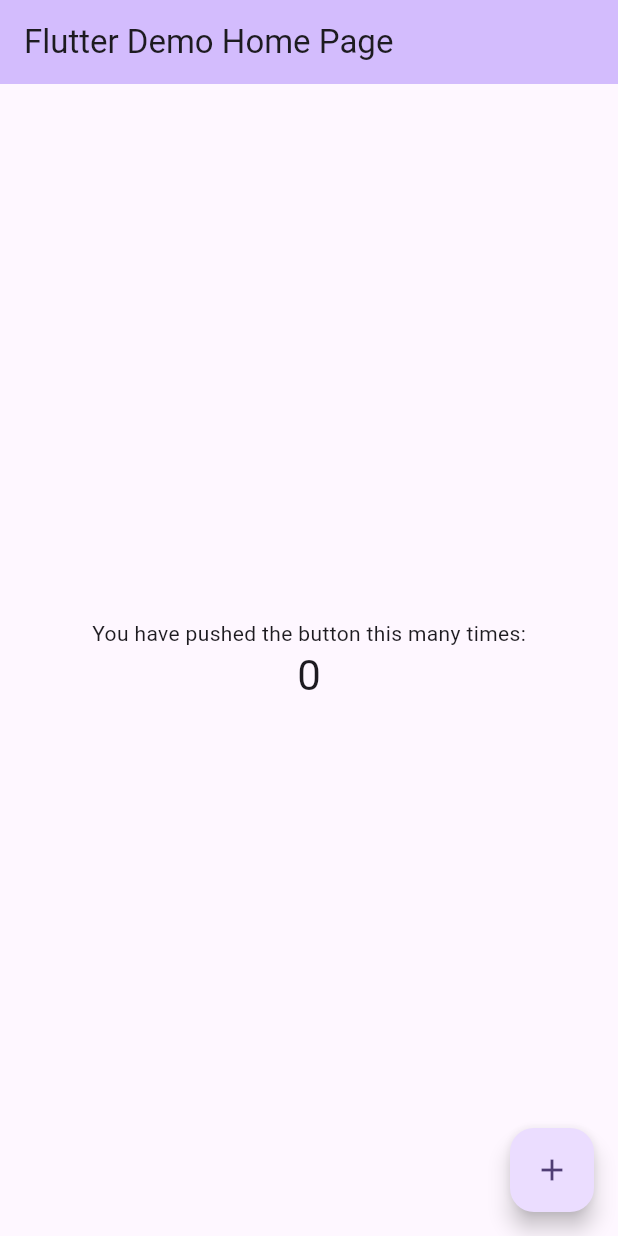
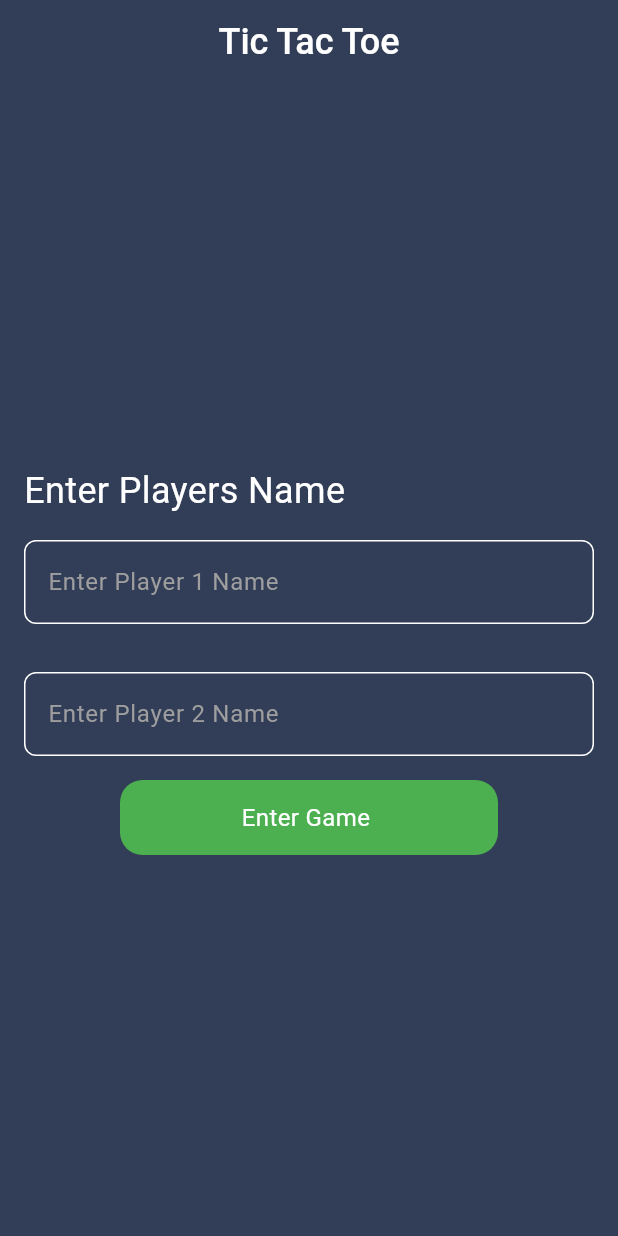
Before and after one commit to AhmedKhedr1/Tic_Tac_Toe, a Flutter app: the screen it shows after launch, on a phone screen of 412 x 824 dp. Run offline on Flutter 3.47's test engine with Material 3 defaults, Android fonts, the phone set to English and light mode, and no system bars.

Commit message:
ui_homeview

```diff
--- /dev/null
+++ b/lib/Views/Home_View.dart
@@ -0,0 +1,62 @@
+import 'package:flutter/material.dart';
+import 'package:flutter/widgets.dart';
+import 'package:tic_tac_toe/Widgets/Custom_TextField.dart';
+
+class HomeView extends StatefulWidget {
+  const HomeView({super.key});
+
+  @override
+  State<HomeView> createState() => _HomeViewState();
+}
+
+class _HomeViewState extends State<HomeView> {
+  @override
+  Widget build(BuildContext context) {
+    return Scaffold(
+      backgroundColor: const Color(0xff323D58),
+      appBar: AppBar(
+        backgroundColor: const Color(0xff323D58),
+        centerTitle: true,
+        title: const Text(
+          'Tic Tac Toe',
+          style: TextStyle(
+              fontSize: 24, fontWeight: FontWeight.w500, color: Colors.white),
+        ),
+      ),
+      body: Padding(
+        padding: const EdgeInsets.symmetric(horizontal: 16),
+        child: Column(
+          mainAxisAlignment: MainAxisAlignment.center,
+          children: [
+            const Row(
+              children: [
+                Text(
+                  'Enter Players Name',
+                  style: TextStyle(fontSize: 24, color: Colors.white),
+                ),
+              ],
+            ),
+            const Custom_TextField(
+              hint: 'Enter Player 1 Name',
+            ),
+            const Custom_TextField(
+              hint: 'Enter Player 2 Name',
+            ),
+            Padding(
+              padding: const EdgeInsets.symmetric(horizontal: 64),
+              child: Container(
+                width: double.infinity,
+                height: 50,
+                decoration:  BoxDecoration(color: Colors.green,borderRadius: BorderRadius.circular(15)),
+                child: const Center(
+                  child: Text('Enter Game ',
+                      style: TextStyle(color: Colors.white, fontSize: 16)),
+                ),
+              ),
+            )
+          ],
+        ),
+      ),
+    );
+  }
+}
--- /dev/null
+++ b/lib/Widgets/Custom_TextField.dart
@@ -0,0 +1,29 @@
+
+import 'package:flutter/material.dart';
+
+class Custom_TextField extends StatelessWidget {
+  const Custom_TextField({
+    super.key, required this.hint,
+  });
+final String hint;
+  @override
+  Widget build(BuildContext context) {
+    return Padding(
+      padding: const EdgeInsets.symmetric(vertical: 16),
+      child: TextFormField(
+        decoration: InputDecoration(
+          hintText:hint ,
+          hintStyle:const TextStyle(color: Colors.grey),
+          border: OutlineInputBorder(
+            borderSide: const BorderSide(color: Colors.white),
+            borderRadius: BorderRadius.circular(8),
+          ),
+          enabledBorder: OutlineInputBorder(
+            borderSide: const BorderSide(color: Colors.white),
+            borderRadius: BorderRadius.circular(8),
+          ),
+        ),
+      ),
+    );
+  }
+}
--- a/lib/main.dart
+++ b/lib/main.dart
@@ -1,4 +1,5 @@
 import 'package:flutter/material.dart';
+import 'package:tic_tac_toe/Views/Home_View.dart';
 
 void main() {
   runApp(const MyApp());
@@ -10,116 +11,7 @@ class MyApp extends StatelessWidget {
   // This widget is the root of your application.
   @override
   Widget build(BuildContext context) {
-    return MaterialApp(
-      title: 'Flutter Demo',
-      theme: ThemeData(
-        // This is the theme of your application.
-        //
-        // TRY THIS: Try running your application with "flutter run". You'll see
-        // the application has a purple toolbar. Then, without quitting the app,
-        // try changing the seedColor in the colorScheme below to Colors.green
-        // and then invoke "hot reload" (save your changes or press the "hot
-        // reload" button in a Flutter-supported IDE, or press "r" if you used
-        // the command line to start the app).
-        //
-        // Notice that the counter didn't reset back to zero; the application
-        // state is not lost during the reload. To reset the state, use hot
-        // restart instead.
-        //
-        // This works for code too, not just values: Most code changes can be
-        // tested with just a hot reload.
-        colorScheme: ColorScheme.fromSeed(seedColor: Colors.deepPurple),
-        useMaterial3: true,
-      ),
-      home: const MyHomePage(title: 'Flutter Demo Home Page'),
-    );
-  }
-}
-
-class MyHomePage extends StatefulWidget {
-  const MyHomePage({super.key, required this.title});
-
-  // This widget is the home page of your application. It is stateful, meaning
-  // that it has a State object (defined below) that contains fields that affect
-  // how it looks.
-
-  // This class is the configuration for the state. It holds the values (in this
-  // case the title) provided by the parent (in this case the App widget) and
-  // used by the build method of the State. Fields in a Widget subclass are
-  // always marked "final".
-
-  final String title;
-
-  @override
-  State<MyHomePage> createState() => _MyHomePageState();
-}
-
-class _MyHomePageState extends State<MyHomePage> {
-  int _counter = 0;
-
-  void _incrementCounter() {
-    setState(() {
-      // This call to setState tells the Flutter framework that something has
-      // changed in this State, which causes it to rerun the build method below
-      // so that the display can reflect the updated values. If we changed
-      // _counter without calling setState(), then the build method would not be
-      // called again, and so nothing would appear to happen.
-      _counter++;
-    });
-  }
-
-  @override
-  Widget build(BuildContext context) {
-    // This method is rerun every time setState is called, for instance as done
-    // by the _incrementCounter method above.
-    //
-    // The Flutter framework has been optimized to make rerunning build methods
-    // fast, so that you can just rebuild anything that needs updating rather
-    // than having to individually change instances of widgets.
-    return Scaffold(
-      appBar: AppBar(
-        // TRY THIS: Try changing the color here to a specific color (to
-        // Colors.amber, perhaps?) and trigger a hot reload to see the AppBar
-        // change color while the other colors stay the same.
-        backgroundColor: Theme.of(context).colorScheme.inversePrimary,
-        // Here we take the value from the MyHomePage object that was created by
-        // the App.build method, and use it to set our appbar title.
-        title: Text(widget.title),
-      ),
-      body: Center(
-        // Center is a layout widget. It takes a single child and positions it
-        // in the middle of the parent.
-        child: Column(
-          // Column is also a layout widget. It takes a list of children and
-          // arranges them vertically. By default, it sizes itself to fit its
-          // children horizontally, and tries to be as tall as its parent.
-          //
-          // Column has various properties to control how it sizes itself and
-          // how it positions its children. Here we use mainAxisAlignment to
-          // center the children vertically; the main axis here is the vertical
-          // axis because Columns are vertical (the cross axis would be
-          // horizontal).
-          //
-          // TRY THIS: Invoke "debug painting" (choose the "Toggle Debug Paint"
-          // action in the IDE, or press "p" in the console), to see the
-          // wireframe for each widget.
-          mainAxisAlignment: MainAxisAlignment.center,
-          children: <Widget>[
-            const Text(
-              'You have pushed the button this many times:',
-            ),
-            Text(
-              '$_counter',
-              style: Theme.of(context).textTheme.headlineMedium,
-            ),
-          ],
-        ),
-      ),
-      floatingActionButton: FloatingActionButton(
-        onPressed: _incrementCounter,
-        tooltip: 'Increment',
-        child: const Icon(Icons.add),
-      ), // This trailing comma makes auto-formatting nicer for build methods.
-    );
-  }
-}
+    return const MaterialApp(
+      debugShowCheckedModeBanner: false,
+      home:HomeView() ,
+    );}}
```
Also changed, not shown: lib/Views/Game_View.dart (added).
